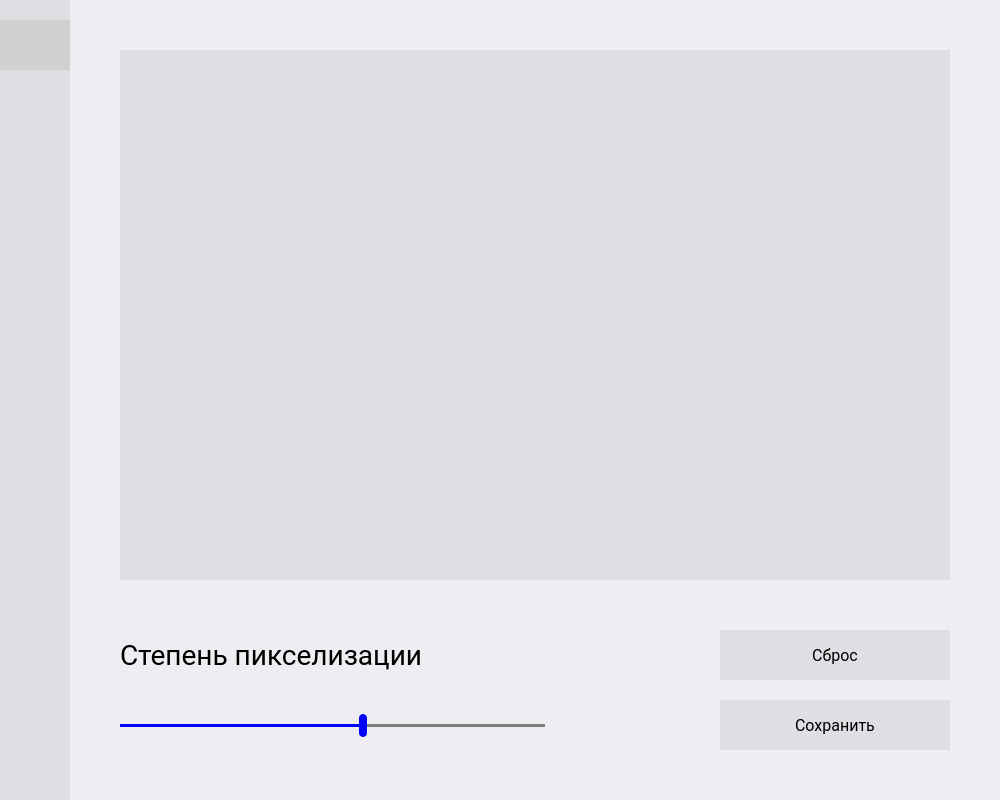
This is MainWindow.ui in kolaqsq/Pixelizator as Qt 5 draws it before an edit. The edited form follows.
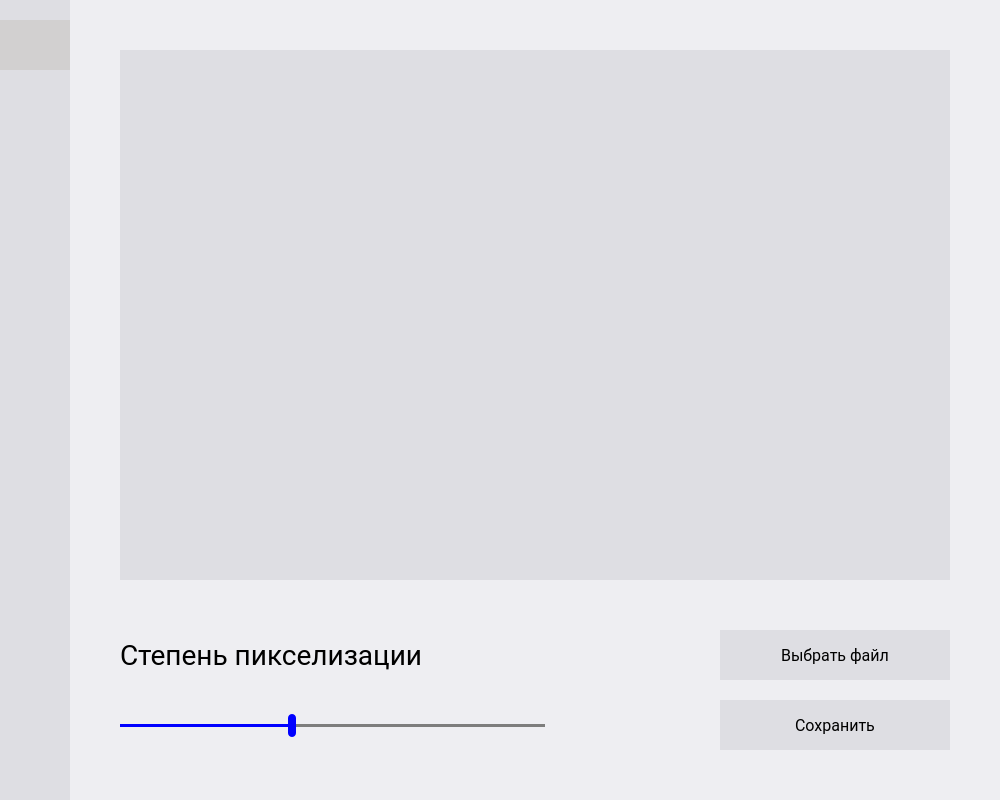
This is the edited form. Icons and pictures are not drawn.

```diff
--- a/MainWindow.ui
+++ b/MainWindow.ui
@@ -378,7 +378,7 @@
 }</string>
                   </property>
                   <property name="text">
-                   <string>Сброс</string>
+                   <string>Выбрать файл</string>
                   </property>
                  </widget>
                 </item>
@@ -443,10 +443,10 @@
 </string>
                   </property>
                   <property name="minimum">
-                   <number>1</number>
+                   <number>2</number>
                   </property>
                   <property name="maximum">
-                   <number>350</number>
+                   <number>250</number>
                   </property>
                   <property name="value">
                    <number>150</number>
```
Left out of the diff: 4 changed lines with no effect on the pictures.
